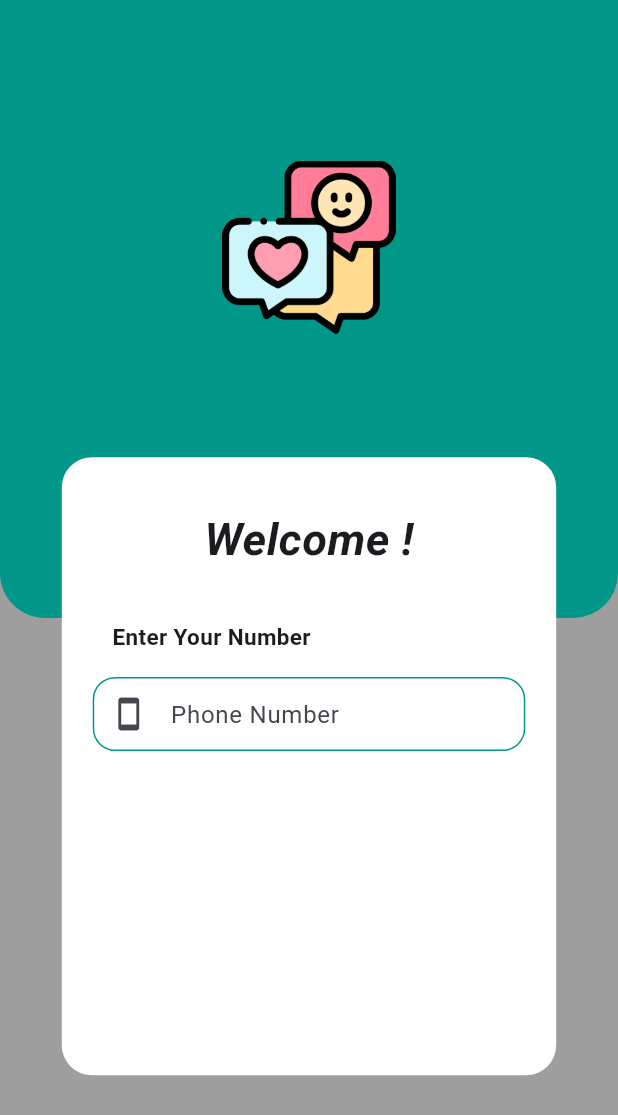
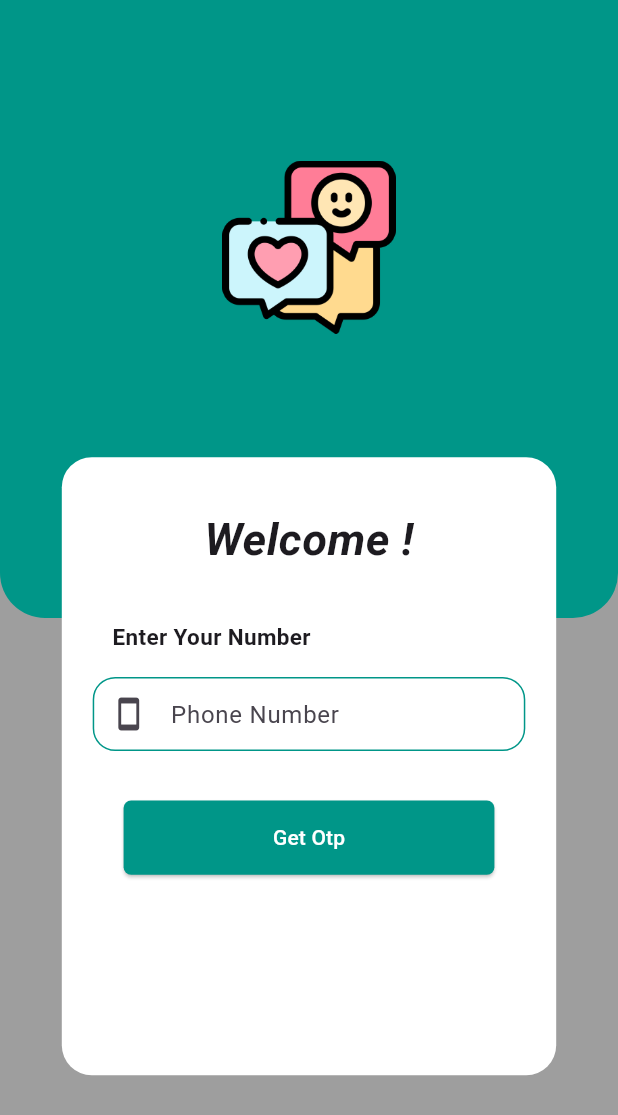
Before and after one commit to MinhalMuhammed/minnalchat, a Flutter app: the screen it shows after launch, on a phone screen of 412 x 824 dp. Shown: the top 1115 px of the screen. Run offline on Flutter 3.47's test engine with Material 3 defaults, Android fonts, the phone set to English and light mode, and no system bars; our stand-ins replace pinput.

Commit message:
second commit

```diff
--- a/lib/view/loginpage.dart
+++ b/lib/view/loginpage.dart
@@ -1,4 +1,5 @@
 import 'package:flutter/material.dart';
+import 'package:pinput/pinput.dart';
 
 class LoginPage extends StatefulWidget {
   const LoginPage({super.key});
@@ -96,8 +97,20 @@ class _LoginPageState extends State<LoginPage> {
                           ),
                         ),
                       ),
+                      SizedBox(
+                        height: screenHeight * 0.020,
+                      ),
                       if (otpinput)
-
+                        SizedBox(
+                          width: screenWidth * 0.7,
+                          height: screenHeight * 0.060,
+                          child: Pinput(
+                            length: 6,
+                          ),
+                        ),
+                      SizedBox(
+                        height: screenHeight * 0.020,
+                      ),
                       SizedBox(
                           width: screenWidth * 0.6,
                           height: screenHeight * 0.060,
--- a/pubspec.yaml
+++ b/pubspec.yaml
@@ -35,6 +35,7 @@ dependencies:
   # The following adds the Cupertino Icons font to your application.
   # Use with the CupertinoIcons class for iOS style icons.
   cupertino_icons: ^1.0.2
+  pinput: ^3.0.1
 
 dev_dependencies:
   flutter_test:
```
Also changed, not shown: pubspec.lock, 5 other files.
